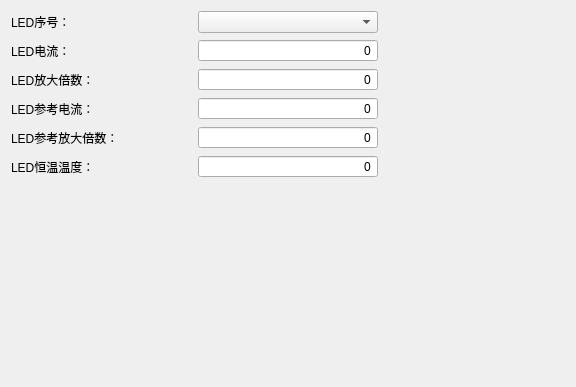
Old version of the form lightvoltage.ui in the repository DREAM251/WaterMonitoring.
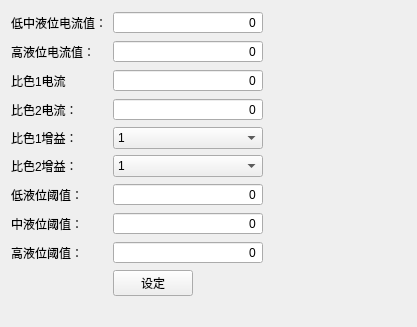
New version of the form.

What changed in the file:
```diff
--- a/lightvoltage.ui
+++ b/lightvoltage.ui
@@ -6,73 +6,58 @@
    <rect>
     <x>0</x>
     <y>0</y>
-    <width>576</width>
-    <height>387</height>
+    <width>417</width>
+    <height>327</height>
    </rect>
   </property>
   <property name="windowTitle">
    <string>Form</string>
   </property>
-  <layout class="QGridLayout" name="gridLayout">
-   <item row="4" column="0">
-    <widget class="QLabel" name="lbRefLargeTbFrameLedSet">
-     <property name="text">
-      <string>LED参考放大倍数：                 </string>
-     </property>
-    </widget>
-   </item>
-   <item row="4" column="1">
-    <widget class="QSpinBox" name="leRefLargeTbFrameLedSet">
-     <property name="alignment">
-      <set>Qt::AlignRight|Qt::AlignTrailing|Qt::AlignVCenter</set>
-     </property>
-     <property name="buttonSymbols">
-      <enum>QAbstractSpinBox::NoButtons</enum>
-     </property>
-     <property name="maximum">
-      <number>255</number>
-     </property>
-    </widget>
-   </item>
-   <item row="5" column="0">
-    <widget class="QLabel" name="lbTempTbFrameLedSet">
-     <property name="text">
-      <string>LED恒温温度：                 </string>
-     </property>
-    </widget>
-   </item>
-   <item row="5" column="1">
-    <widget class="QSpinBox" name="leTempTbFrameLedSet">
-     <property name="alignment">
-      <set>Qt::AlignRight|Qt::AlignTrailing|Qt::AlignVCenter</set>
-     </property>
-     <property name="buttonSymbols">
-      <enum>QAbstractSpinBox::NoButtons</enum>
-     </property>
-     <property name="maximum">
-      <number>60</number>
-     </property>
-    </widget>
-   </item>
+  <layout class="QFormLayout" name="formLayout">
+   <property name="fieldGrowthPolicy">
+    <enum>QFormLayout::FieldsStayAtSizeHint</enum>
+   </property>
    <item row="0" column="0">
-    <widget class="QLabel" name="lbNumTbFrameLedSet">
-     <property name="text">
-      <string>LED序号：                 </string>
-     </property>
-    </widget>
-   </item>
-   <item row="1" column="0">
     <widget class="QLabel" name="lbCurrentTbFrameLedSet">
      <property name="text">
-      <string>LED电流：                 </string>
+      <string>低中液位电流值：</string>
      </property>
     </widget>
    </item>
    <item row="0" column="1">
-    <widget class="QComboBox" name="cbNumTbFrameLedSet"/>
+    <widget class="QSpinBox" name="CurrentLow">
+     <property name="minimumSize">
+      <size>
+       <width>150</width>
+       <height>0</height>
+      </size>
+     </property>
+     <property name="alignment">
+      <set>Qt::AlignRight|Qt::AlignTrailing|Qt::AlignVCenter</set>
+     </property>
+     <property name="buttonSymbols">
+      <enum>QAbstractSpinBox::NoButtons</enum>
+     </property>
+     <property name="maximum">
+      <number>300</number>
+     </property>
+    </widget>
+   </item>
+   <item row="1" column="0">
+    <widget class="QLabel" name="lbLargeTbFrameLedSet">
+     <property name="text">
+      <string>高液位电流值：</string>
+     </property>
+    </widget>
    </item>
    <item row="1" column="1">
-    <widget class="QSpinBox" name="leCurrentTbFrameLedSet">
+    <widget class="QSpinBox" name="CurrentHigh">
+     <property name="minimumSize">
+      <size>
+       <width>150</width>
+       <height>0</height>
+      </size>
+     </property>
      <property name="alignment">
       <set>Qt::AlignRight|Qt::AlignTrailing|Qt::AlignVCenter</set>
      </property>
@@ -80,19 +65,25 @@
       <enum>QAbstractSpinBox::NoButtons</enum>
      </property>
      <property name="maximum">
-      <number>300</number>
+      <number>255</number>
      </property>
     </widget>
    </item>
    <item row="2" column="0">
-    <widget class="QLabel" name="lbLargeTbFrameLedSet">
+    <widget class="QLabel" name="lbRefCurrentTbFrameLedSet">
      <property name="text">
-      <string>LED放大倍数：                 </string>
+      <string>比色1电流</string>
      </property>
     </widget>
    </item>
    <item row="2" column="1">
-    <widget class="QSpinBox" name="leLargeTbFrameLedSet">
+    <widget class="QSpinBox" name="Color1Current">
+     <property name="minimumSize">
+      <size>
+       <width>150</width>
+       <height>0</height>
+      </size>
+     </property>
      <property name="alignment">
       <set>Qt::AlignRight|Qt::AlignTrailing|Qt::AlignVCenter</set>
      </property>
@@ -100,19 +91,25 @@
       <enum>QAbstractSpinBox::NoButtons</enum>
      </property>
      <property name="maximum">
-      <number>255</number>
+      <number>300</number>
      </property>
     </widget>
    </item>
    <item row="3" column="0">
-    <widget class="QLabel" name="lbRefCurrentTbFrameLedSet">
+    <widget class="QLabel" name="lbRefLargeTbFrameLedSet">
      <property name="text">
-      <string>LED参考电流：                 </string>
+      <string>比色2电流：</string>
      </property>
     </widget>
    </item>
    <item row="3" column="1">
-    <widget class="QSpinBox" name="leRefCurrentTbFrameLedSet">
+    <widget class="QSpinBox" name="Color2Current">
+     <property name="minimumSize">
+      <size>
+       <width>150</width>
+       <height>0</height>
+      </size>
+     </property>
      <property name="alignment">
       <set>Qt::AlignRight|Qt::AlignTrailing|Qt::AlignVCenter</set>
      </property>
@@ -120,22 +117,198 @@
       <enum>QAbstractSpinBox::NoButtons</enum>
      </property>
      <property name="maximum">
-      <number>300</number>
+      <number>255</number>
      </property>
     </widget>
    </item>
-   <item row="6" column="0" colspan="3">
-    <spacer name="spacer">
-     <property name="orientation">
-      <enum>Qt::Vertical</enum>
+   <item row="4" column="0">
+    <widget class="QLabel" name="lbNumTbFrameLedSet">
+     <property name="text">
+      <string>比色1增益：</string>
      </property>
-     <property name="sizeHint" stdset="0">
+    </widget>
+   </item>
+   <item row="4" column="1">
+    <widget class="QComboBox" name="Color1Gain">
+     <property name="minimumSize">
       <size>
-       <width>0</width>
+       <width>150</width>
        <height>0</height>
       </size>
      </property>
-    </spacer>
+     <item>
+      <property name="text">
+       <string>1</string>
+      </property>
+     </item>
+     <item>
+      <property name="text">
+       <string>2</string>
+      </property>
+     </item>
+     <item>
+      <property name="text">
+       <string>3</string>
+      </property>
+     </item>
+     <item>
+      <property name="text">
+       <string>4</string>
+      </property>
+     </item>
+     <item>
+      <property name="text">
+       <string>5</string>
+      </property>
+     </item>
+     <item>
+      <property name="text">
+       <string>6</string>
+      </property>
+     </item>
+     <item>
+      <property name="text">
+       <string>7</string>
+      </property>
+     </item>
+    </widget>
+   </item>
+   <item row="5" column="0">
+    <widget class="QLabel" name="lbNumTbFrameLedSet_2">
+     <property name="text">
+      <string>比色2增益：</string>
+     </property>
+    </widget>
+   </item>
+   <item row="5" column="1">
+    <widget class="QComboBox" name="Color2Gain">
+     <property name="minimumSize">
+      <size>
+       <width>150</width>
+       <height>0</height>
+      </size>
+     </property>
+     <item>
+      <property name="text">
+       <string>1</string>
+      </property>
+     </item>
+     <item>
+      <property name="text">
+       <string>2</string>
+      </property>
+     </item>
+     <item>
+      <property name="text">
+       <string>3</string>
+      </property>
+     </item>
+     <item>
+      <property name="text">
+       <string>4</string>
+      </property>
+     </item>
+     <item>
+      <property name="text">
+       <string>5</string>
+      </property>
+     </item>
+     <item>
+      <property name="text">
+       <string>6</string>
+      </property>
+     </item>
+     <item>
+      <property name="text">
+       <string>7</string>
+      </property>
+     </item>
+    </widget>
+   </item>
+   <item row="6" column="0">
+    <widget class="QLabel" name="lbTempTbFrameLedSet">
+     <property name="text">
+      <string>低液位阈值：</string>
+     </property>
+    </widget>
+   </item>
+   <item row="6" column="1">
+    <widget class="QSpinBox" name="ThresholdLow">
+     <property name="minimumSize">
+      <size>
+       <width>150</width>
+       <height>0</height>
+      </size>
+     </property>
+     <property name="alignment">
+      <set>Qt::AlignRight|Qt::AlignTrailing|Qt::AlignVCenter</set>
+     </property>
+     <property name="buttonSymbols">
+      <enum>QAbstractSpinBox::NoButtons</enum>
+     </property>
+     <property name="maximum">
+      <number>60</number>
+     </property>
+    </widget>
+   </item>
+   <item row="7" column="0">
+    <widget class="QLabel" name="lbTempTbFrameLedSet_2">
+     <property name="text">
+      <string>中液位阈值：</string>
+     </property>
+    </widget>
+   </item>
+   <item row="7" column="1">
+    <widget class="QSpinBox" name="ThresholdMid">
+     <property name="minimumSize">
+      <size>
+       <width>150</width>
+       <height>0</height>
+      </size>
+     </property>
+     <property name="alignment">
+      <set>Qt::AlignRight|Qt::AlignTrailing|Qt::AlignVCenter</set>
+     </property>
+     <property name="buttonSymbols">
+      <enum>QAbstractSpinBox::NoButtons</enum>
+     </property>
+     <property name="maximum">
+      <number>60</number>
+     </property>
+    </widget>
+   </item>
+   <item row="8" column="0">
+    <widget class="QLabel" name="lbTempTbFrameLedSet_3">
+     <property name="text">
+      <string>高液位阈值：</string>
+     </property>
+    </widget>
+   </item>
+   <item row="8" column="1">
+    <widget class="QSpinBox" name="ThresholdHigh">
+     <property name="minimumSize">
+      <size>
+       <width>150</width>
+       <height>0</height>
+      </size>
+     </property>
+     <property name="alignment">
+      <set>Qt::AlignRight|Qt::AlignTrailing|Qt::AlignVCenter</set>
+     </property>
+     <property name="buttonSymbols">
+      <enum>QAbstractSpinBox::NoButtons</enum>
+     </property>
+     <property name="maximum">
+      <number>60</number>
+     </property>
+    </widget>
+   </item>
+   <item row="9" column="1">
+    <widget class="QPushButton" name="Save">
+     <property name="text">
+      <string>设定</string>
+     </property>
+    </widget>
    </item>
   </layout>
  </widget>
```
